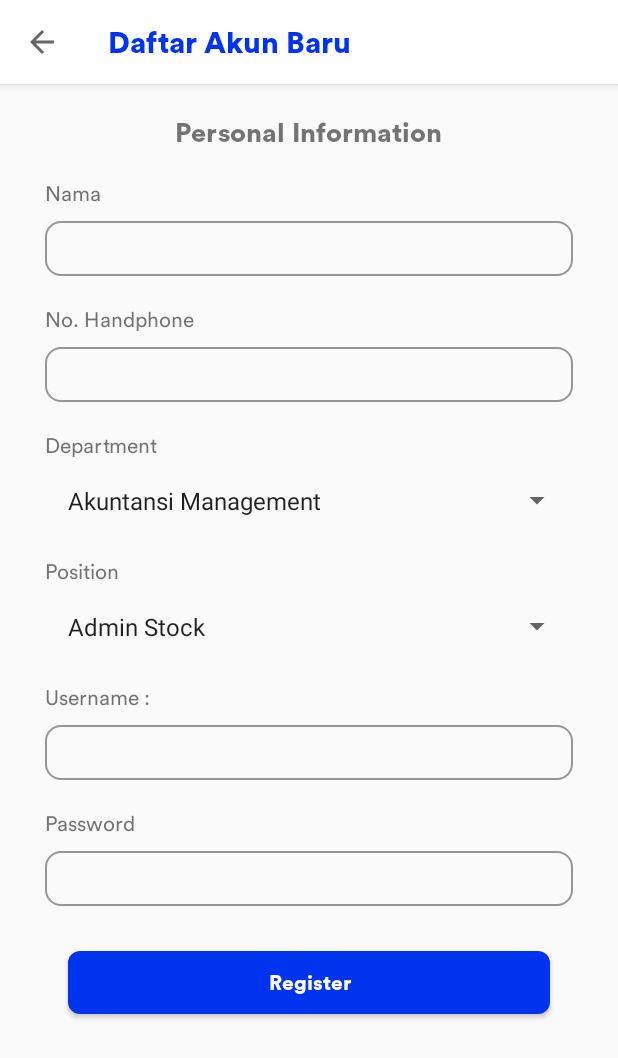
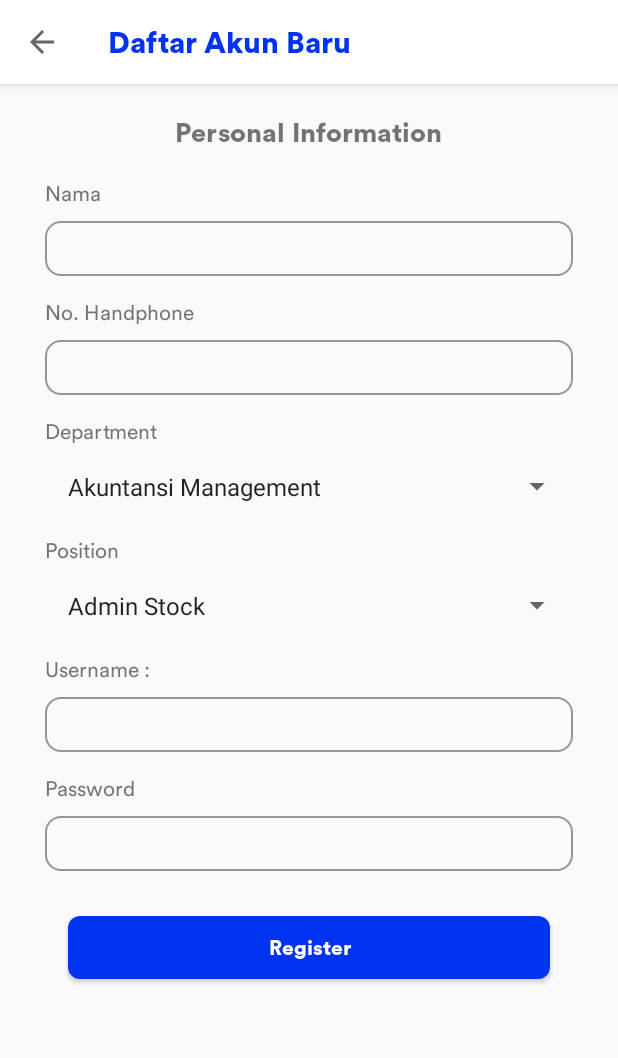
Before and after one commit to hramadhaan/Magang-TPK-Koja, an Android app: the screen it shows after launch (RegisterActivity), after a tap on "Buat Akun Baru", on a phone screen of 412 x 824 dp. Shown: the top 1058 px of the screen. Run offline under Robolectric (Android 15) with nearby library versions, the phone set to English and light mode, and no system bars.

Commit message:
FINAL BENERAN

```diff
--- a/app/src/main/AndroidManifest.xml
+++ b/app/src/main/AndroidManifest.xml
@@ -24,7 +24,8 @@
             android:name="org.apache.http.legacy"
             android:required="false" />
 
-        <activity android:name=".Content.ListUpload" />
+        <activity android:name=".Content.ListUpload"
+            android:parentActivityName=".Dashboard"/>
         <activity
             android:name=".Content.UploadPatrolSafe"
             android:parentActivityName=".Dashboard" />
--- a/app/src/main/java/com/example/tpkkoja/Content/UploadPatrolRisk.java
+++ b/app/src/main/java/com/example/tpkkoja/Content/UploadPatrolRisk.java
@@ -65,14 +65,10 @@ import okhttp3.Response;
 
 public class UploadPatrolRisk extends AppCompatActivity {
 
-
     String pathgambar,pathgrambar2,filename1,filename2;
 
     String mime = "";
     String mime2 = "";
-
-
-
 
     public static int PERTAMA = 1;
 
--- a/app/src/main/java/com/example/tpkkoja/Content/UploadPatrolSafe.java
+++ b/app/src/main/java/com/example/tpkkoja/Content/UploadPatrolSafe.java
@@ -6,6 +6,7 @@ import android.os.Bundle;
 import android.support.annotation.Nullable;
 import android.support.v7.app.AppCompatActivity;
 import android.support.v7.widget.Toolbar;
+import android.text.InputType;
 import android.util.Log;
 import android.view.View;
 import android.widget.Button;
@@ -71,9 +72,13 @@ public class UploadPatrolSafe extends AppCompatActivity {
         safe_department = findViewById(R.id.judul_department);
 
         safe_nama.setText(preferenceHelper.getNama());
+        safe_nama.setInputType(InputType.TYPE_NULL);
         safe_phone.setText(preferenceHelper.getPhone());
+        safe_phone.setInputType(InputType.TYPE_NULL);
         safe_position.setText(preferenceHelper.getPosition());
+        safe_position.setInputType(InputType.TYPE_NULL);
         safe_department.setText(preferenceHelper.getDepartment());
+        safe_department.setInputType(InputType.TYPE_NULL);
 
         safe_upload.setOnClickListener(new View.OnClickListener() {
             @Override
--- a/app/src/main/java/com/example/tpkkoja/Dashboard.java
+++ b/app/src/main/java/com/example/tpkkoja/Dashboard.java
@@ -75,9 +75,6 @@ public class Dashboard extends AppCompatActivity implements HomeFragment.OnFragm
     @Override
     public boolean onOptionsItemSelected(MenuItem item) {
         switch (item.getItemId()){
-            case R.id.profile:
-                Toast.makeText(this,"Profile",Toast.LENGTH_SHORT).show();
-                break;
             case R.id.setting:
                 startActivity(new Intent(Dashboard.this, ListUpload.class));
                 break;
--- a/app/src/main/java/com/example/tpkkoja/Fragment/ProfileFragment.java
+++ b/app/src/main/java/com/example/tpkkoja/Fragment/ProfileFragment.java
@@ -6,6 +6,7 @@ import android.os.Bundle;
 import android.support.annotation.NonNull;
 import android.support.annotation.Nullable;
 import android.support.v4.app.Fragment;
+import android.text.InputType;
 import android.view.LayoutInflater;
 import android.view.View;
 import android.view.ViewGroup;
@@ -32,9 +33,13 @@ public class ProfileFragment extends Fragment {
         department = view.findViewById(R.id.profile_department);
 
         nama.setText(preferenceHelper.getNama());
+        nama.setInputType(InputType.TYPE_NULL);
         phone.setText(preferenceHelper.getPhone());
+        phone.setInputType(InputType.TYPE_NULL);
         position.setText(preferenceHelper.getPosition());
+        position.setInputType(InputType.TYPE_NULL);
         department.setText(preferenceHelper.getDepartment());
+        department.setInputType(InputType.TYPE_NULL);
 
         return view;
     }
--- a/app/src/main/res/layout/activity_register.xml
+++ b/app/src/main/res/layout/activity_register.xml
@@ -79,8 +79,9 @@
                     android:layout_height="wrap_content"
                     android:id="@+id/phone"
                     android:layout_below="@id/register_nama"
-                    android:layout_marginTop="20dp"
+                    android:layout_marginTop="15dp"
                     android:text="No. Handphone"
+
                     android:textSize="14dp"
                     android:fontFamily="@font/circularbook"/>
 
@@ -89,6 +90,7 @@
                     android:layout_marginTop="10dp"
                     android:background="@drawable/edit_text_bg"
                     android:padding="7dp"
+                    android:inputType="phone"
                     android:fontFamily="@font/circularbook"
                     android:layout_width="match_parent"
                     android:layout_height="wrap_content"
@@ -101,7 +103,7 @@
                     android:text="Department"
                     android:fontFamily="@font/circularbook"
                     android:textSize="14dp"
-                    android:layout_marginTop="20dp"
+                    android:layout_marginTop="15dp"
                     android:layout_below="@id/register_phone"/>
 
                 <Spinner
@@ -118,7 +120,7 @@
                     android:layout_height="wrap_content"
                     android:id="@+id/position_register"
                     android:layout_below="@id/register_department"
-                    android:layout_marginTop="20dp"
+                    android:layout_marginTop="15dp"
                     android:text="Position"
                     android:textSize="14dp"
                     android:fontFamily="@font/circularbook"/>
@@ -137,7 +139,7 @@
                     android:layout_width="wrap_content"
                     android:layout_height="wrap_content"
                     android:text="Username :"
-                    android:layout_marginTop="20dp"
+                    android:layout_marginTop="15dp"
                     android:id="@+id/username"
                     android:layout_below="@id/register_position"
                     android:fontFamily="@font/circularbook"
@@ -162,7 +164,7 @@
                     android:text="Password"
                     android:fontFamily="@font/circularbook"
                     android:textSize="14dp"
-                    android:layout_marginTop="20dp"/>
+                    android:layout_marginTop="15dp"/>
 
                 <EditText
                     android:layout_width="match_parent"
--- a/app/src/main/res/layout/fragment_profile.xml
+++ b/app/src/main/res/layout/fragment_profile.xml
@@ -17,7 +17,7 @@
             android:layout_marginRight="20dp"
             android:layout_marginLeft="20dp"
             android:layout_width="match_parent"
-            android:layout_height="500dp">
+            android:layout_height="450dp">
 
             <RelativeLayout
                 android:layout_width="match_parent"
--- a/app/src/main/res/menu/menu_toolbar.xml
+++ b/app/src/main/res/menu/menu_toolbar.xml
@@ -2,11 +2,8 @@
 <menu xmlns:android="http://schemas.android.com/apk/res/android">
 
     <item
-        android:id="@+id/profile"
-        android:title="Profile"/>
-    <item
         android:id="@+id/setting"
-        android:title="Setting"/>
+        android:title="History"/>
     <item
         android:id="@+id/logout"
         android:title="Log Out"/>
```
Also changed, not shown: app/src/main/java/com/example/tpkkoja/Content/ListUpload.java (+9 -3 lines), app/src/main/res/layout/activity_list_upload.xml (+6 -4 lines).
